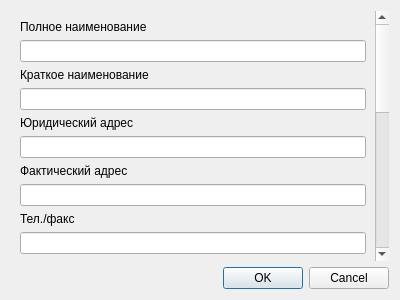
Old version of the form ui/shared/client_form.ui in the repository bakatrouble/elevators.
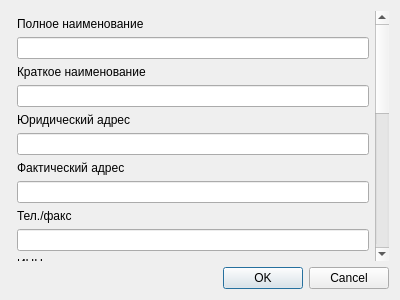
New version of the form.

Patch:
```diff
--- a/ui/shared/client_form.ui
+++ b/ui/shared/client_form.ui
@@ -26,12 +26,24 @@
       <property name="geometry">
        <rect>
         <x>0</x>
-        <y>-570</y>
+        <y>0</y>
         <width>368</width>
         <height>818</height>
        </rect>
       </property>
       <layout class="QVBoxLayout" name="verticalLayout_2">
+       <property name="leftMargin">
+        <number>6</number>
+       </property>
+       <property name="topMargin">
+        <number>6</number>
+       </property>
+       <property name="rightMargin">
+        <number>6</number>
+       </property>
+       <property name="bottomMargin">
+        <number>6</number>
+       </property>
        <item>
         <widget class="QLabel" name="label">
          <property name="text">
```
Left out of the diff: 2 changed lines with no effect on the pictures.
